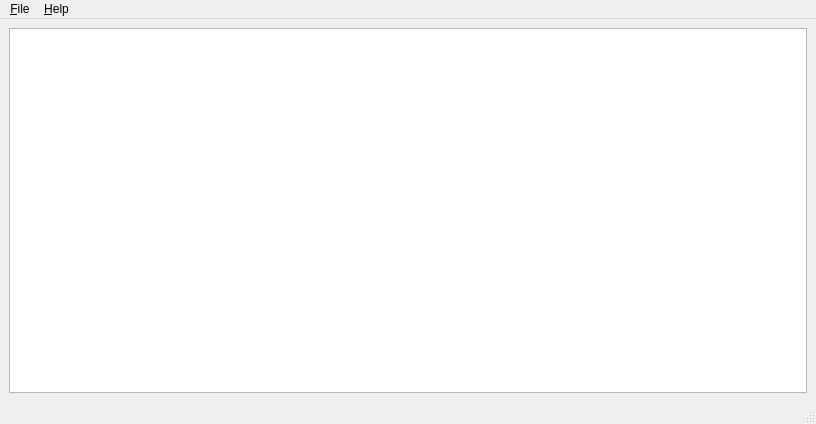
Qt form src/cmainwindow.ui (AlekseyDurachenko/qookmarks) before a commit.
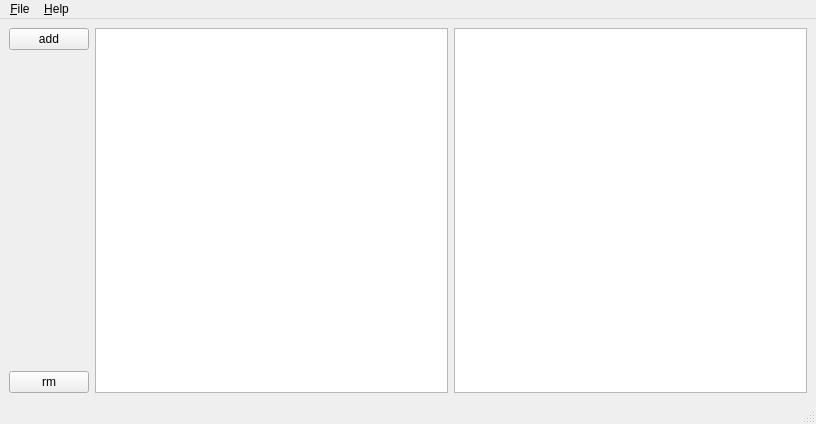
The same form after that commit. Icons and pictures are not drawn.

What changed in the file:
```diff
--- a/src/cmainwindow.ui
+++ b/src/cmainwindow.ui
@@ -18,10 +18,44 @@
     <normaloff>:/icons/qookmarks.png</normaloff>:/icons/qookmarks.png</iconset>
   </property>
   <widget class="QWidget" name="centralwidget">
-   <layout class="QVBoxLayout" name="verticalLayout">
+   <layout class="QHBoxLayout" name="horizontalLayout">
+    <item>
+     <layout class="QVBoxLayout" name="verticalLayout">
+      <item>
+       <widget class="QPushButton" name="pushButton">
+        <property name="text">
+         <string>add</string>
+        </property>
+       </widget>
+      </item>
+      <item>
+       <spacer name="verticalSpacer">
+        <property name="orientation">
+         <enum>Qt::Vertical</enum>
+        </property>
+        <property name="sizeHint" stdset="0">
+         <size>
+          <width>20</width>
+          <height>40</height>
+         </size>
+        </property>
+       </spacer>
+      </item>
+      <item>
+       <widget class="QPushButton" name="pushButton_2">
+        <property name="text">
+         <string>rm</string>
+        </property>
+       </widget>
+      </item>
+     </layout>
+    </item>
     <item>
      <widget class="QTreeView" name="treeView_tags"/>
     </item>
+    <item>
+     <widget class="QTreeView" name="treeView_bookmarks"/>
+    </item>
    </layout>
   </widget>
   <widget class="QMenuBar" name="menubar">
```
